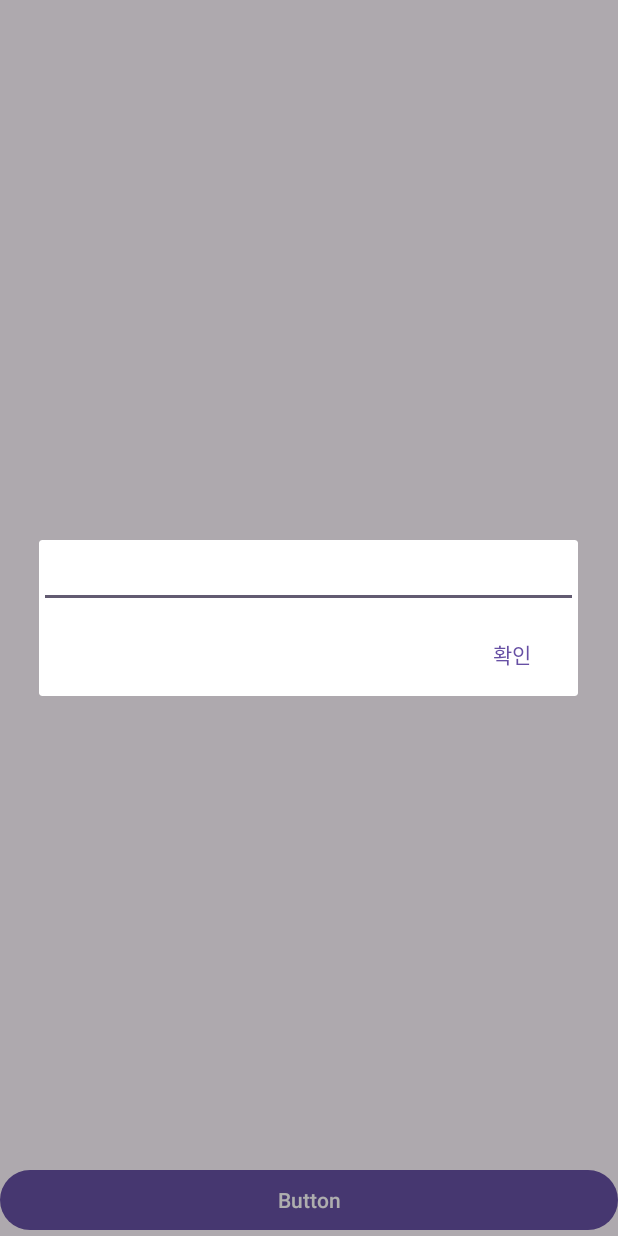
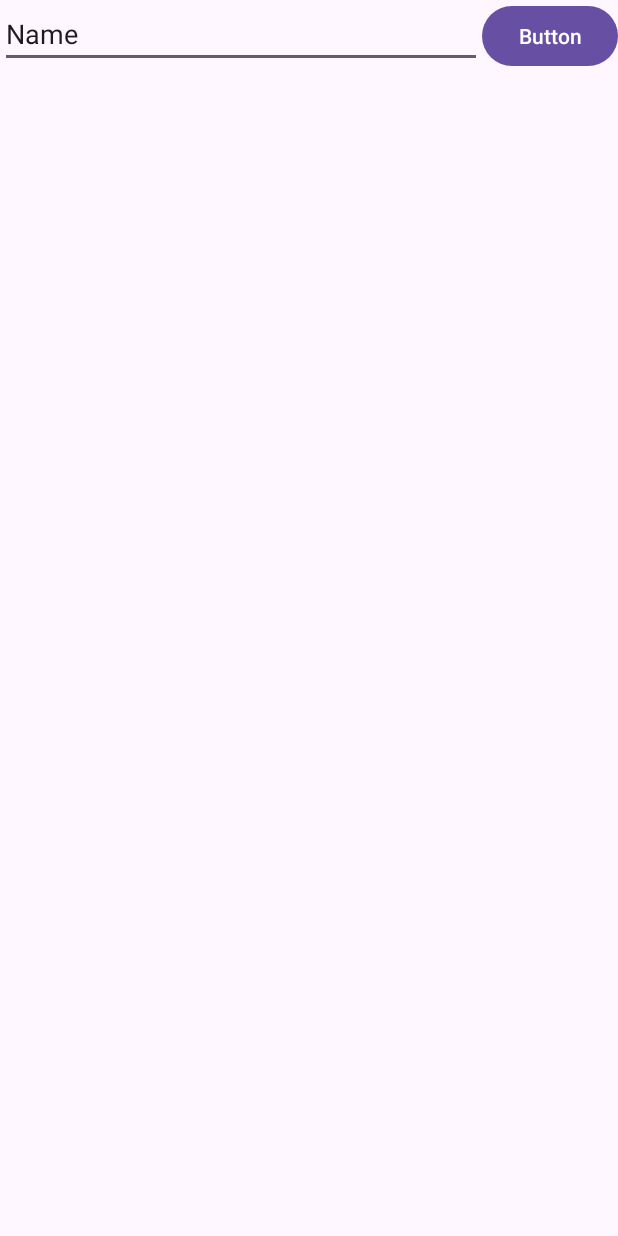
Before and after one commit to cling13/Planner_Project, an Android app: the screen it shows after launch (MainActivity before the commit, SearchActivity after it), after a tap on "Button", on a phone screen of 412 x 824 dp. Run offline under Robolectric (Android 15) with nearby library versions, the phone set to English and light mode, and no system bars.

Commit message:
액티비티 전환까지 완료

```diff
--- a/app/src/main/AndroidManifest.xml
+++ b/app/src/main/AndroidManifest.xml
@@ -13,6 +13,9 @@
         android:theme="@style/Theme.PlannerProject010"
         tools:targetApi="31">
         <activity
+            android:name=".SearchActivity"
+            android:exported="false" />
+        <activity
             android:name=".MainActivity"
             android:exported="true">
             <intent-filter>
--- a/app/src/main/java/com/example/plannerproject010/MainActivity.java
+++ b/app/src/main/java/com/example/plannerproject010/MainActivity.java
@@ -9,6 +9,7 @@ import androidx.recyclerview.widget.RecyclerView;
 
 import android.app.Dialog;
 import android.content.DialogInterface;
+import android.content.Intent;
 import android.os.Bundle;
 import android.view.View;
 import android.view.ViewGroup;
@@ -42,6 +43,7 @@ public class MainActivity extends AppCompatActivity {
         btn.setOnClickListener(new View.OnClickListener() {
             @Override
             public void onClick(View view) {
+                /*
                 AlertDialog.Builder dlg=new AlertDialog.Builder(MainActivity.this);
                 View v=(View) View.inflate(MainActivity.this,R.layout.plantextbox,null);
                 dlg.setView(v);
@@ -54,6 +56,10 @@ public class MainActivity extends AppCompatActivity {
                     }
                 });
                 dlg.show();
+                */
+
+                Intent intent=new Intent(getApplicationContext(),SearchActivity.class);
+                startActivity(intent);
             }
         });
     }
--- /dev/null
+++ b/app/src/main/java/com/example/plannerproject010/SearchActivity.java
@@ -0,0 +1,32 @@
+package com.example.plannerproject010;
+
+import androidx.appcompat.app.AppCompatActivity;
+import androidx.recyclerview.widget.ItemTouchHelper;
+import androidx.recyclerview.widget.LinearLayoutManager;
+import androidx.recyclerview.widget.RecyclerView;
+
+import android.os.Bundle;
+
+import java.util.ArrayList;
+
+public class SearchActivity extends AppCompatActivity {
+
+    @Override
+    protected void onCreate(Bundle savedInstanceState) {
+        super.onCreate(savedInstanceState);
+        setContentView(R.layout.activity_search);
+
+        ArrayList<String> searchList=new ArrayList<>();
+
+        RecyclerView recyclerSearchView=findViewById(R.id.searchList);
+        recyclerSearchView.setLayoutManager(new LinearLayoutManager(this));
+
+        SimpleAdapter searchadapter=new SimpleAdapter(searchList);
+        recyclerSearchView.setAdapter(searchadapter);
+
+        ItemTouchHelper helper=new ItemTouchHelper(new ItemTouchHelperCallback(searchadapter));
+        helper.attachToRecyclerView(recyclerSearchView);
+
+
+    }
+}
--- a/app/src/main/java/com/example/plannerproject010/SimpleAdapter.java
+++ b/app/src/main/java/com/example/plannerproject010/SimpleAdapter.java
@@ -50,10 +50,11 @@ public class SimpleAdapter extends RecyclerView.Adapter<SimpleAdapter.ViewHolder
     @NonNull
     @Override
     public ViewHolder onCreateViewHolder(@NonNull ViewGroup parent, int viewType) {
+        View view;
         Context context=parent.getContext();
         LayoutInflater inflater=(LayoutInflater) context.getSystemService(Context.LAYOUT_INFLATER_SERVICE);
 
-        View view=inflater.inflate(R.layout.itemlayout,parent,false);
+        view = inflater.inflate(R.layout.itemlayout, parent, false);
         SimpleAdapter.ViewHolder vh=new SimpleAdapter.ViewHolder(view);
 
         return vh;
--- /dev/null
+++ b/app/src/main/res/layout/activity_search.xml
@@ -0,0 +1,35 @@
+<?xml version="1.0" encoding="utf-8"?>
+<LinearLayout xmlns:android="http://schemas.android.com/apk/res/android"
+    xmlns:app="http://schemas.android.com/apk/res-auto"
+    xmlns:tools="http://schemas.android.com/tools"
+    android:layout_width="match_parent"
+    android:layout_height="match_parent"
+    android:orientation="vertical"
+    tools:context=".SearchActivity">
+
+    <LinearLayout
+        android:layout_width="match_parent"
+        android:layout_height="wrap_content"
+        android:orientation="horizontal">
+
+        <EditText
+            android:id="@+id/placeSearch"
+            android:layout_width="wrap_content"
+            android:layout_height="wrap_content"
+            android:layout_weight="1"
+            android:ems="10"
+            android:inputType="text"
+            android:text="Name" />
+
+        <Button
+            android:id="@+id/SearchBtn"
+            android:layout_width="wrap_content"
+            android:layout_height="wrap_content"
+            android:text="Button" />
+    </LinearLayout>
+
+    <androidx.recyclerview.widget.RecyclerView
+        android:id="@+id/searchList"
+        android:layout_width="match_parent"
+        android:layout_height="match_parent" />
+</LinearLayout>
```
Also changed, not shown: app/src/main/res/layout/itemlayout.xml (+14 -4 lines).
